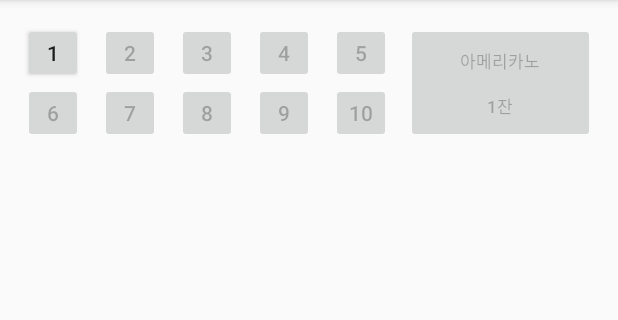
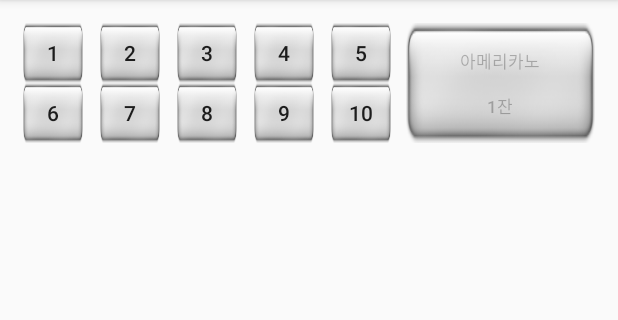
Before and after one commit to YDHouse/1637cafe, an Android app: the Tab3Activity screen opened directly, with no data from a screen before it, on a phone screen of 412 x 824 dp, the part 84-404 px from its top. Run offline under Robolectric (Android 15) with nearby library versions, the phone set to English and light mode, and no system bars; libraries missing offline, so code that uses them is left out: com.google.zxing.integration.

```diff
--- /dev/null
+++ b/app/src/main/java/yd/cafe1637/C20_ItemsAll.java
@@ -0,0 +1,24 @@
+package yd.cafe1637;
+
+import java.io.Serializable;
+
+
+class C20_ItemsAll implements Serializable {
+    private String cId;     //쿠폰 번호
+    private String flag;    //쿠폰 상태
+
+
+    String getcId() {
+        return cId;
+    }
+
+    String getFlag() {
+        return flag;
+    }
+
+
+    C20_ItemsAll(String cId, String flag) {
+        this.cId = cId;
+        this.flag = flag;
+    }
+}
--- a/app/src/main/java/yd/cafe1637/D00_DBManager.java
+++ b/app/src/main/java/yd/cafe1637/D00_DBManager.java
@@ -74,10 +74,57 @@ class D00_DBManager extends SQLiteOpenHelper{
 
     @Override
     public void onUpgrade(SQLiteDatabase db, int oldVersion, int newVersion) {
-        db.execSQL("DELETE FROM CAFE1637");
+        db.execSQL("DELETE FROM CAFE1637;");
     }
 
-    int favoriteCount() {
+    //DB 전체 select 쿼리 실행
+    ArrayList<C20_ItemsAll> querySelect() {
+        //쿼리 실행 후 쿼리 값을 각 각의 컬럼 별로 나누기 위해 변수 선언
+        String cId = "";     //ID
+        String flag = "";       //글의 내용
+
+        SQLiteDatabase db = getReadableDatabase();
+        Cursor cursor;
+
+        //쿼리 실행문
+        cursor = db.rawQuery("select ID, FLAG from CAFE1637", null);
+
+        //DB 값들이 최종적으로 저장될 리스트
+        ArrayList<C20_ItemsAll> resultDB = new ArrayList<>();
+
+        //나중에 데이터를 나누기 위해 기호(/)를 추가해서 각 변수에 담는다.
+        while (cursor.moveToNext()) {
+            cId += cursor.getString(0) + "/";
+            flag += cursor.getString(1) + "/";
+        }
+
+        //하나의 변수에 DB의 값이 전부 들어가 있기 때문에 기호 '/' 를 기준으로 나누어 준다.
+        String[] cIdSplit = cId.split("/");
+        String[] flagSplit = flag.split("/");
+
+        //배열의 크기만큼 반복을 돌리기 위해 글의 내용을 나눈 cIdSplit 길이의 값을 변수 k에 저장
+        int k = cIdSplit.length;
+        for (int i=0; i<k; i++){
+            //cId, flag 컬럼 값을 C20_ItemsAll 에 저장한다.
+            C20_ItemsAll item = new C20_ItemsAll(cIdSplit[i], flagSplit[i]);
+
+            //C20_ItemsAll 값을 최종적으로 리스트(resultDB)에 담는다.
+            resultDB.add(item);
+        }
+        return resultDB;
+    }
+
+    //flag 컬럼 값 없데이트
+    void flagUpdate(int cId) {
+        SQLiteDatabase db = getWritableDatabase();
+        db.execSQL("update CAFE1637 set flag = " + 1 + " where ID = " + cId + ";");
+
+        //DB 닫기 (꼭 닫아 줘야 함)
+        db.close();
+    }
+
+    //총 수 구하기
+    int idCount() {
         SQLiteDatabase db = getReadableDatabase();
         Cursor cursor = db.rawQuery("select count(*) from CAFE1637 where FLAG = 1", null);
         int count = 0;
--- a/app/src/main/java/yd/cafe1637/Tab3Activity.java
+++ b/app/src/main/java/yd/cafe1637/Tab3Activity.java
@@ -12,18 +12,25 @@ import android.widget.Toast;
 import com.google.zxing.integration.android.IntentIntegrator;
 import com.google.zxing.integration.android.IntentResult;
 
+import java.util.ArrayList;
+
 public class Tab3Activity extends AppCompatActivity implements View.OnClickListener {
 
+    //클릭된 버튼의 순서를 알기 위해 버튼의 숫자를 저장할 변수
     private int buttonTAG;
 
-    private Button[] buttonArray = new Button[10];
+    //버튼을 배열로 생성
+    private Button[] buttonArray = new Button[11];
+
+    //DB 관련
+    private ArrayList<C20_ItemsAll> resultDB = null;  //쿼리 결과가 저정될 리스트
 
     @Override
     protected void onCreate(Bundle savedInstanceState) {
         super.onCreate(savedInstanceState);
         setContentView(R.layout.activity_tab3);
 
-        //버튼 클릭 이벤트 - 버튼 호출
+        //적립 쿠폰 버튼 클릭
         buttonArray[0] = (Button) findViewById(R.id.btn_coupon_01);
         buttonArray[1] = (Button) findViewById(R.id.btn_coupon_02);
         buttonArray[2] = (Button) findViewById(R.id.btn_coupon_03);
@@ -45,6 +52,7 @@ public class Tab3Activity extends AppCompatActivity implements View.OnClickListe
         buttonArray[17] = (Button) findViewById(R.id.btn_coupon_18);
         buttonArray[18] = (Button) findViewById(R.id.btn_coupon_19);
         buttonArray[19] = (Button) findViewById(R.id.btn_coupon_20);
+
         buttonArray[20] = (Button) findViewById(R.id.btn_coupon_21);
         buttonArray[21] = (Button) findViewById(R.id.btn_coupon_22);
         buttonArray[22] = (Button) findViewById(R.id.btn_coupon_23);
@@ -55,6 +63,7 @@ public class Tab3Activity extends AppCompatActivity implements View.OnClickListe
         buttonArray[27] = (Button) findViewById(R.id.btn_coupon_28);
         buttonArray[28] = (Button) findViewById(R.id.btn_coupon_29);
         buttonArray[29] = (Button) findViewById(R.id.btn_coupon_30);
+
         buttonArray[30] = (Button) findViewById(R.id.btn_coupon_31);
         buttonArray[31] = (Button) findViewById(R.id.btn_coupon_32);
         buttonArray[32] = (Button) findViewById(R.id.btn_coupon_33);
@@ -65,11 +74,14 @@ public class Tab3Activity extends AppCompatActivity implements View.OnClickListe
         buttonArray[37] = (Button) findViewById(R.id.btn_coupon_38);
         buttonArray[38] = (Button) findViewById(R.id.btn_coupon_39);
         buttonArray[39] = (Button) findViewById(R.id.btn_coupon_40);
-        buttonArray[40] = (Button) findViewById(R.id.btn_coupon_41);
-        buttonArray[41] = (Button) findViewById(R.id.btn_coupon_42);
-        buttonArray[42] = (Button) findViewById(R.id.btn_coupon_43);
-        buttonArray[43] = (Button) findViewById(R.id.btn_coupon_44);
-        buttonArray[44] = (Button) findViewById(R.id.btn_coupon_45);
+        */
+
+        /*
+        //무료 쿠폰 버튼 클릭
+        buttonArray[40] = (Button) findViewById(R.id.btn_coupon_used_01);
+        buttonArray[41] = (Button) findViewById(R.id.btn_coupon_used_02);
+        buttonArray[42] = (Button) findViewById(R.id.btn_coupon_used_03);
+        buttonArray[43] = (Button) findViewById(R.id.btn_coupon_used_04);
         */
 
         for (int i=0; i<10; i++) {
@@ -78,20 +90,60 @@ public class Tab3Activity extends AppCompatActivity implements View.OnClickListe
 
             //버튼 클릭 이벤트 - 리스너
             buttonArray[i].setOnClickListener(this);
+        }
 
-            //쿠폰 모양 결정
-            /*
-            if (couponNo == i && flag == 0) {
+        //쿠폰의 모양을 결정하는 메소드 실행
+        reLoad();
+    }
+
+    //쿠폰 모양 결정
+    public void reLoad() {
+        // *** DB 총 수 확인 ***
+        //int count = D00_DBManager.dbManager.idCount();
+        //Log.e("확인", "FLAG 수는: " + count);
+
+        //쿼리를 실행해서 어레이리스트 resultDB 에 저장한다.
+        resultDB = D00_DBManager.dbManager.querySelect();
+        //Log.e("확인", "db: " + resultDB.get(0).getFlag());
+
+        //쿠폰 적립
+        for (int i=0; i<10; i++) {
+            //FLAG 컬럼의 값이 0인 경우에는
+            if (resultDB.get(i).getFlag().equals("0")) {
+                //쿠폰 버튼의 모양을 도장 찍기 전의 모양으로 만들고
                 buttonArray[i].setBackground(ContextCompat.getDrawable(this, R.drawable.gray));
             }
 
-            if (couponNo == i && flag == 1) {
+            //FLAG 컬럼의 값이 1인 경우에는
+            if (resultDB.get(i).getFlag().equals("1")) {
+                //쿠폰 버튼의 모양을 도장 찍은 후의 모양으로 만든다.
                 buttonArray[i].setBackground(ContextCompat.getDrawable(this, R.drawable.red));
             }
-            */
         }
 
+        //1~10번 쿠폰을 전부 찍으면 첫번째 무료 쿠폰을 활성화 시킨다.
+        if(resultDB.get(9).getFlag().equals("1")) {
+            //40번 버튼 활성화
+            //buttonArray[40].setEnabled(true);
+        }
 
+        //11~20번 쿠폰을 전부 찍으면 두번째 무료 쿠폰을 활성화 시킨다.
+        if(resultDB.get(19).getFlag().equals("1")) {
+            //41번 버튼 활성화
+            //buttonArray[41].setEnabled(true);
+        }
+
+        //21~30번 쿠폰을 전부 찍으면 세번째 무료 쿠폰을 활성화 시킨다.
+        if(resultDB.get(29).getFlag().equals("1")) {
+            //42번 버튼 활성화
+            //buttonArray[42].setEnabled(true);
+        }
+
+        //31~40번 쿠폰을 전부 찍으면 네번째 무료 쿠폰을 활성화 시킨다.
+        if(resultDB.get(39).getFlag().equals("1")) {
+            //43번 버튼 활성화
+            //buttonArray[43].setEnabled(true);
+        }
     }
 
     @Override
@@ -108,17 +160,36 @@ public class Tab3Activity extends AppCompatActivity implements View.OnClickListe
             }
         }
 
-        //앞 번호의 flag 번호가 1인 경우에만 카메라 호출
-        /*
-        if (resultDB.get(position).getFlag() == 1) {
-            new IntentIntegrator(this).initiateScan();
-        } else {
-            Toast "순서대로 사용해주세요";
+        //buttonTAG 값이 0이고, flag 컬럼이 0이면 무조건 카메라 호출
+        if (buttonTAG ==0) {
+            if (resultDB.get(0).getFlag().equals("0")) {
+                //QR 코드 읽는 카메라 호출
+                new IntentIntegrator(this).initiateScan();
+            } else {
+                //flag 값이 1이면 이미 쿠폰을 찍었다는 의미이므로
+                Toast.makeText(this, "이미 적립된 쿠폰입니다.", Toast.LENGTH_SHORT).show();
+            }
         }
-        */
 
-        //QR 코드 읽는 카메라 호출
-        new IntentIntegrator(this).initiateScan();
+        //buttonTAG 값이 0이 아닌 경우에는
+        //(쿠폰을 순서대로 찍기 위해서)
+        //앞 쿠폰 번호의 flag 번호가 1이고, 현재 번호의 flag 번호가 0인 경우에만 카메라 호출
+        if (buttonTAG != 0 && buttonTAG <= 40) {
+            if (resultDB.get(buttonTAG-1).getFlag().equals("1") && resultDB.get(buttonTAG).getFlag().equals("0")) {
+                //QR 코드 읽는 카메라 호출
+                new IntentIntegrator(this).initiateScan();
+            }
+            //앞 쿠폰 번호의 flag 번호가 1이고, 현재 번호의 flag 번호가 1인 경우에는 이미 적립된 쿠폰이므로 토스트를 호출
+            else if (resultDB.get(buttonTAG-1).getFlag().equals("1") && resultDB.get(buttonTAG).getFlag().equals("1")) {
+                Toast.makeText(this, "이미 적립된 쿠폰입니다.", Toast.LENGTH_SHORT).show();
+            } else {
+                Toast.makeText(this, "쿠폰은 순서대로 찍어주세요.", Toast.LENGTH_SHORT).show();
+            }
+        }
+
+        if (buttonTAG > 40) {
+            //무료 쿠폰 사용 이벤트 적용
+        }
 
     }
 
@@ -136,54 +207,19 @@ public class Tab3Activity extends AppCompatActivity implements View.OnClickListe
             // *** 후에 암호화 할 필요가 있음 ***
             String pw = "test1234567**";
 
-            Log.v("확인", "" + result.getContents());
+            //Log.v("확인", "" + result.getContents());
 
-            if (check.equals(pw) && buttonTAG == 0) {
-                buttonArray[0].setBackground(ContextCompat.getDrawable(this, R.drawable.red));
-                buttonArray[0].setEnabled(false);
-                buttonArray[1].setEnabled(true);
-                // *** DB의 flag 번호를 변경해 주는 명령이 필요 ***
-                int aaa = D00_DBManager.dbManager.favoriteCount();
-                Log.e("확인", "FLAG 수는: " + aaa);
-            } else if (check.equals(pw) && buttonTAG == 1) {
-                buttonArray[1].setBackground(ContextCompat.getDrawable(this, R.drawable.red));
-                buttonArray[1].setEnabled(false);
-                buttonArray[2].setEnabled(true);
-            } else if (check.equals(pw) && buttonTAG == 2) {
-                buttonArray[2].setBackground(ContextCompat.getDrawable(this, R.drawable.red));
-                buttonArray[2].setEnabled(false);
-                buttonArray[3].setEnabled(true);
-            } else if (check.equals(pw) && buttonTAG == 3) {
-                buttonArray[3].setBackground(ContextCompat.getDrawable(this, R.drawable.red));
-                buttonArray[3].setEnabled(false);
-                buttonArray[4].setEnabled(true);
-            } else if (check.equals(pw) && buttonTAG == 4) {
-                buttonArray[4].setBackground(ContextCompat.getDrawable(this, R.drawable.red));
-                buttonArray[4].setEnabled(false);
-                buttonArray[5].setEnabled(true);
-            } else if (check.equals(pw) && buttonTAG == 5) {
-                buttonArray[5].setBackground(ContextCompat.getDrawable(this, R.drawable.red));
-                buttonArray[5].setEnabled(false);
-                buttonArray[6].setEnabled(true);
-            } else if (check.equals(pw) && buttonTAG == 6) {
-                buttonArray[6].setBackground(ContextCompat.getDrawable(this, R.drawable.red));
-                buttonArray[6].setEnabled(false);
-                buttonArray[7].setEnabled(true);
-            } else if (check.equals(pw) && buttonTAG == 7) {
-                buttonArray[7].setBackground(ContextCompat.getDrawable(this, R.drawable.red));
-                buttonArray[7].setEnabled(false);
-                buttonArray[8].setEnabled(true);
-            } else if (check.equals(pw) && buttonTAG == 8) {
-                buttonArray[8].setBackground(ContextCompat.getDrawable(this, R.drawable.red));
-                buttonArray[8].setEnabled(false);
-                buttonArray[9].setEnabled(true);
-            } else if (check.equals(pw) && buttonTAG == 9) {
-                buttonArray[9].setBackground(ContextCompat.getDrawable(this, R.drawable.red));
-                buttonArray[9].setEnabled(false);
-                //buttonArray[10].setEnabled(true);
+            //QR 코드로 찍은 check 변수의 암호와 내가 지정한 pw 변수의 암호가 동일하다면
+            if (check.equals(pw)){
+                //buttonTAG 값을 기준으로 DB의 flag 컬럼을 1로 변경하는 쿼리를 실행한다.
+                //참고로 buttonTAG 값은 0부터 시작하고, DB의 cId 컬럼 값은 1부터 시작하므로 buttonTAG+1을 해주어야 한다.
+                D00_DBManager.dbManager.flagUpdate(buttonTAG+1);
             } else {
                 Toast.makeText(this, "잘못된 QR 코드입니다.", Toast.LENGTH_SHORT).show();
             }
+
+            //쿠폰 버튼의 모양을 변경하기 위해 reLoad() 함수 실행
+            reLoad();
 
         } catch(Exception e) {
             e.printStackTrace();
--- a/app/src/main/res/layout/activity_tab3.xml
+++ b/app/src/main/res/layout/activity_tab3.xml
@@ -23,7 +23,6 @@
                 android:id="@+id/btn_coupon_01"
                 android:layout_width="40dp"
                 android:layout_height="40dp"
-                android:tag="1"
                 android:text="1" />
 
             <Button
@@ -33,8 +32,6 @@
                 android:layout_alignParentTop="true"
                 android:layout_marginStart="11dp"
                 android:layout_toEndOf="@+id/btn_coupon_01"
-                android:enabled="false"
-                android:tag="2"
                 android:text="2" />
 
             <Button
@@ -44,8 +41,6 @@
                 android:layout_alignParentTop="true"
                 android:layout_marginStart="11dp"
                 android:layout_toEndOf="@+id/btn_coupon_02"
-                android:enabled="false"
-                android:tag="3"
                 android:text="3" />
 
             <Button
@@ -55,8 +50,6 @@
                 android:layout_alignParentTop="true"
                 android:layout_marginStart="11dp"
                 android:layout_toEndOf="@+id/btn_coupon_03"
-                android:enabled="false"
-                android:tag="4"
                 android:text="4" />
 
             <Button
@@ -66,8 +59,6 @@
                 android:layout_alignParentTop="true"
                 android:layout_marginStart="11dp"
                 android:layout_toEndOf="@+id/btn_coupon_04"
-                android:enabled="false"
-                android:tag="5"
                 android:text="5" />
 
             <Button
@@ -76,8 +67,6 @@
                 android:layout_height="40dp"
                 android:layout_alignParentStart="true"
                 android:layout_below="@+id/btn_coupon_01"
-                android:enabled="false"
-                android:tag="6"
                 android:text="6" />
 
             <Button
@@ -86,8 +75,6 @@
                 android:layout_height="40dp"
                 android:layout_alignStart="@+id/btn_coupon_02"
                 android:layout_below="@+id/btn_coupon_02"
-                android:enabled="false"
-                android:tag="7"
                 android:text="7" />
 
             <Button
@@ -96,8 +83,6 @@
                 android:layout_height="40dp"
                 android:layout_alignStart="@+id/btn_coupon_03"
                 android:layout_below="@+id/btn_coupon_03"
-                android:enabled="false"
-                android:tag="8"
                 android:text="8" />
 
             <Button
@@ -106,8 +91,6 @@
                 android:layout_height="40dp"
                 android:layout_alignStart="@+id/btn_coupon_04"
                 android:layout_below="@+id/btn_coupon_04"
-                android:enabled="false"
-                android:tag="9"
                 android:text="9" />
 
             <Button
@@ -116,8 +99,6 @@
                 android:layout_height="40dp"
                 android:layout_alignStart="@+id/btn_coupon_05"
                 android:layout_below="@+id/btn_coupon_05"
-                android:enabled="false"
-                android:tag="10"
                 android:text="10" />
 
         </RelativeLayout>
@@ -131,8 +112,8 @@
                 android:id="@+id/btn_coupon_used_01"
                 android:layout_width="match_parent"
                 android:layout_height="match_parent"
+                android:background="@drawable/gray"
                 android:enabled="false"
-                android:tag="used1"
                 android:text="아메리카노\n\n1잔"
                 android:textSize="11sp" />
         </LinearLayout>
```
